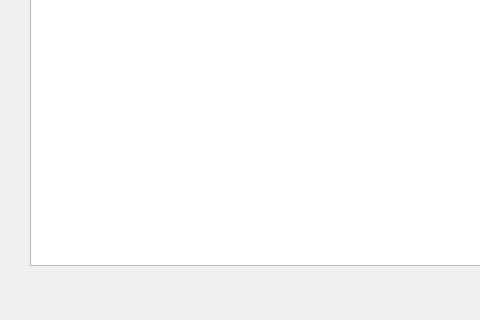
NousNous111/tourism_app, file app/TourismApp/interestedpackageswindow.ui: the form before one commit; both pictures show x 0 to 480 and y 135 to 455 of the 766 by 455 pixel window.
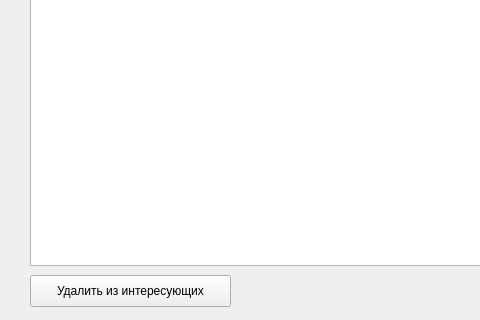
The form after the commit.

Commit message: Add removal from interested packages

The edit to the form file:
```diff
--- a/app/TourismApp/interestedpackageswindow.ui
+++ b/app/TourismApp/interestedpackageswindow.ui
@@ -49,6 +49,19 @@
     <string>Закрыть</string>
    </property>
   </widget>
+  <widget class="QPushButton" name="removeButton">
+   <property name="geometry">
+    <rect>
+     <x>30</x>
+     <y>410</y>
+     <width>201</width>
+     <height>32</height>
+    </rect>
+   </property>
+   <property name="text">
+    <string>Удалить из интересующих</string>
+   </property>
+  </widget>
  </widget>
  <resources/>
  <connections/>
```
The commit also changes 2 other files.
